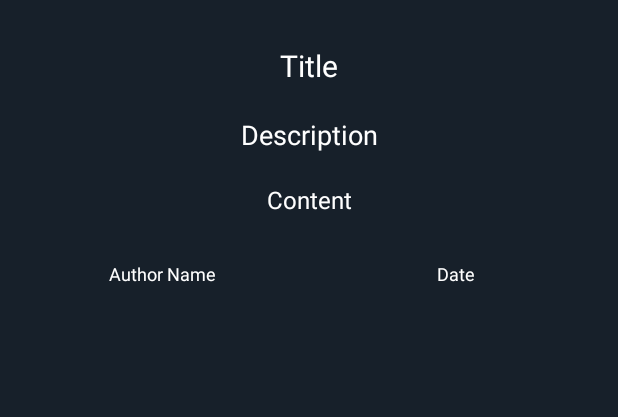
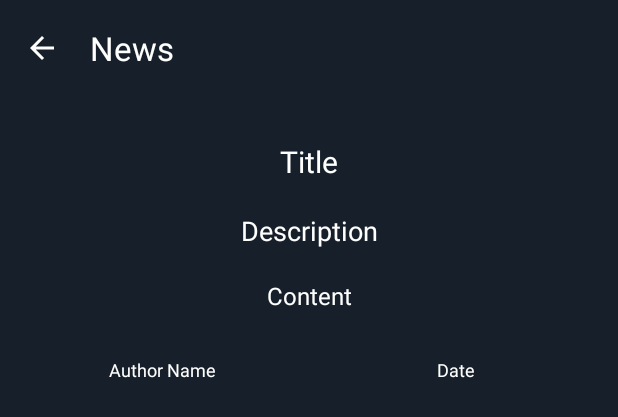
Before and after one commit to kayamustafa33/BusinessLife, an Android app: the layout activity_show_news.xml on its own in the app's theme, with its tools: preview values and no code run, on a phone screen of 412 x 824 dp. Shown: the top 417 px of the screen. Run offline under Robolectric (Android 15) with nearby library versions, the phone set to English and light mode, and no system bars; network calls fail.

```diff
--- a/app/src/main/AndroidManifest.xml
+++ b/app/src/main/AndroidManifest.xml
@@ -15,6 +15,9 @@
         android:theme="@style/Theme.BusinessLife"
         tools:targetApi="31">
         <activity
+            android:name=".view.ShowCryptoActivity"
+            android:exported="false" />
+        <activity
             android:name=".view.ShowNewsActivity"
             android:exported="false" />
         <activity
--- a/app/src/main/java/com/mobile/businesslife/fragments/main/TopHeadlinesFragment.kt
+++ b/app/src/main/java/com/mobile/businesslife/fragments/main/TopHeadlinesFragment.kt
@@ -38,7 +38,7 @@ class TopHeadlinesFragment : Fragment() {
 
     override fun onViewCreated(view: View, savedInstanceState: Bundle?) {
         super.onViewCreated(view, savedInstanceState)
-        binding.topHeadLinesRV.layoutManager = LinearLayoutManager(binding.root.context,LinearLayoutManager.HORIZONTAL, false)
+        binding.topHeadLinesRV.layoutManager = LinearLayoutManager(binding.root.context,LinearLayoutManager.VERTICAL, false)
         loadTopHeadlinesData()
     }
 
--- /dev/null
+++ b/app/src/main/res/drawable/baseline_arrow_back_24.xml
@@ -0,0 +1,5 @@
+<vector android:autoMirrored="true" android:height="24dp"
+    android:tint="#FFFFFF" android:viewportHeight="24"
+    android:viewportWidth="24" android:width="24dp" xmlns:android="http://schemas.android.com/apk/res/android">
+    <path android:fillColor="@android:color/white" android:pathData="M20,11H7.83l5.59,-5.59L12,4l-8,8 8,8 1.41,-1.41L7.83,13H20v-2z"/>
+</vector>
--- /dev/null
+++ b/app/src/main/res/drawable/ic_search.xml
@@ -0,0 +1,5 @@
+<vector android:height="24dp" android:tint="#FFFFFF"
+    android:viewportHeight="24" android:viewportWidth="24"
+    android:width="24dp" xmlns:android="http://schemas.android.com/apk/res/android">
+    <path android:fillColor="@android:color/white" android:pathData="M15.5,14h-0.79l-0.28,-0.27C15.41,12.59 16,11.11 16,9.5 16,5.91 13.09,3 9.5,3S3,5.91 3,9.5 5.91,16 9.5,16c1.61,0 3.09,-0.59 4.23,-1.57l0.27,0.28v0.79l5,4.99L20.49,19l-4.99,-5zM9.5,14C7.01,14 5,11.99 5,9.5S7.01,5 9.5,5 14,7.01 14,9.5 11.99,14 9.5,14z"/>
+</vector>
--- a/app/src/main/res/layout/activity_show_news.xml
+++ b/app/src/main/res/layout/activity_show_news.xml
@@ -1,12 +1,27 @@
 <?xml version="1.0" encoding="utf-8"?>
-<LinearLayout
-    android:orientation="vertical"
+<LinearLayout android:orientation="vertical"
     xmlns:android="http://schemas.android.com/apk/res/android"
     xmlns:tools="http://schemas.android.com/tools"
     android:layout_width="match_parent"
     android:layout_height="match_parent"
     android:background="@color/darkBlack"
-    tools:context=".view.ShowNewsActivity">
+    tools:context=".view.ShowNewsActivity"
+    xmlns:app="http://schemas.android.com/apk/res-auto">
+
+    <com.google.android.material.appbar.AppBarLayout
+        android:layout_width="match_parent"
+        android:layout_height="?attr/actionBarSize">
+
+        <com.google.android.material.appbar.MaterialToolbar
+            android:id="@+id/toolbar"
+            android:layout_width="match_parent"
+            android:layout_height="?attr/actionBarSize"
+            android:background="?attr/colorPrimary"
+            app:title="News"
+            app:titleTextColor="@color/white"
+            app:navigationIcon="@drawable/baseline_arrow_back_24"/>
+
+    </com.google.android.material.appbar.AppBarLayout>
 
     <ImageView
         android:id="@+id/showNewsImage"
```
Also changed, not shown: app/src/main/java/com/mobile/businesslife/adapter/cryptoAdapter/CryptoAdapter.kt (+6 -8 lines), app/src/main/java/com/mobile/businesslife/fragments/main/CryptoFragment.kt (+24 -3 lines), app/src/main/java/com/mobile/businesslife/fragments/showCrypto/ShowCryptoFragment.kt (deleted, +0 -21 lines), app/src/main/java/com/mobile/businesslife/view/ShowCryptoActivity.kt (added, +18 -0 lines), app/src/main/java/com/mobile/businesslife/view/ShowNewsActivity.kt (+7 -3 lines), app/src/main/res/drawable/search_bg.xml (added, +7 -0 lines), app/src/main/res/layout/activity_show_crypto.xml (added, +9 -0 lines), app/src/main/res/layout/fragment_crypto.xml (+16 -3 lines), app/src/main/res/layout/fragment_show_crypto.xml (deleted, +0 -14 lines).
